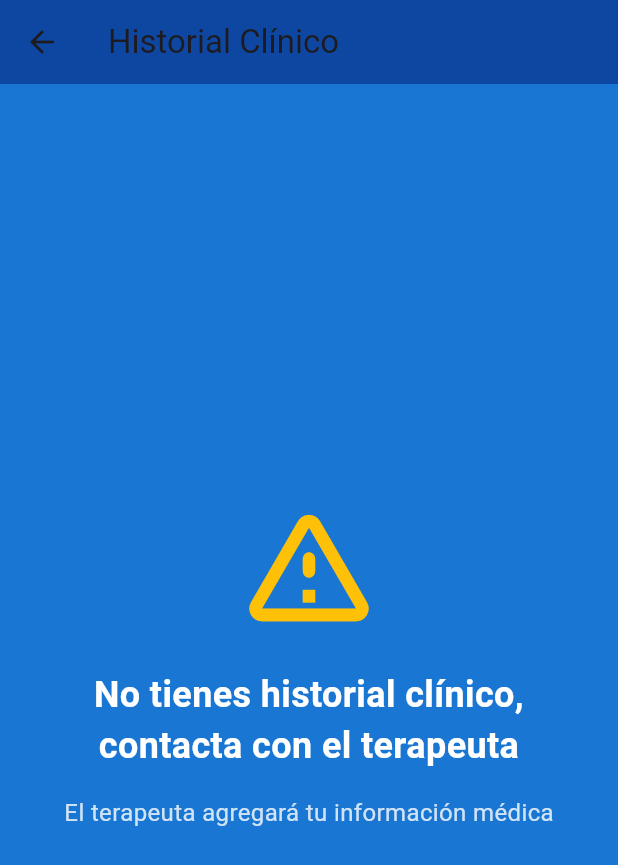
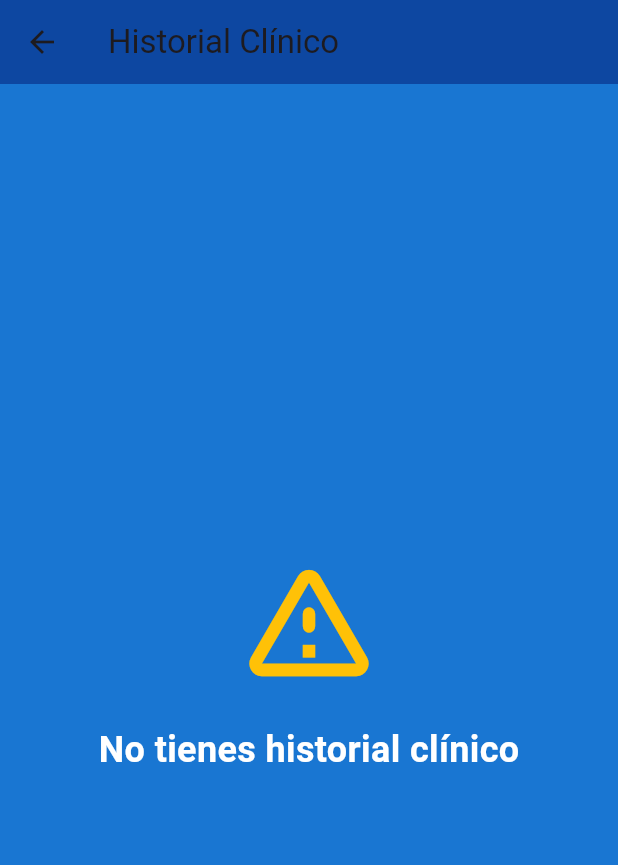
Before and after one commit to LEYENDARYCOMPANY2024/S.T.M-APP_MOVIL, a Flutter app: the HistorialClinicoReadOnlyView screen opened by its route, on a phone screen of 412 x 824 dp. Shown: the top 865 px of the screen. Run offline on Flutter 3.47's test engine with Material 3 defaults, Android fonts, the phone set to English and light mode, and no system bars; our stand-ins replace chewie, dio, flutter_dotenv, pdf, printing, shared_preferences and 2 more; missing offline and left inert: bcrypt; accounts and stored records are empty.

Commit message:
Historial clinico ya esta bien

```diff
--- a/app/lib/views/historial_clinico_view.dart
+++ b/app/lib/views/historial_clinico_view.dart
@@ -43,13 +43,7 @@ class _HistorialClinicoReadOnlyViewState extends State<HistorialClinicoReadOnlyV
             );
           }
 
-          // Verificar si hay datos en el historial
-          bool noHayDatos = viewModel.historialClinico == null ||
-              viewModel.historialClinico!.datosHistorialClinico.isEmpty ||
-              viewModel.historialClinico!.datosHistorialClinico.values
-                  .every((value) => value == null || value.toString().isEmpty);
-
-          if (noHayDatos) {
+          if (viewModel.historialClinico == null) {
             return Center(
               child: Column(
                 mainAxisAlignment: MainAxisAlignment.center,
@@ -60,24 +54,12 @@ class _HistorialClinicoReadOnlyViewState extends State<HistorialClinicoReadOnlyV
                     color: Colors.amber,
                   ),
                   const SizedBox(height: 20),
-                  Padding(
-                    padding: const EdgeInsets.symmetric(horizontal: 40),
-                    child: Text(
-                      'No tienes historial clínico,\ncontacta con el terapeuta',
-                      textAlign: TextAlign.center,
-                      style: TextStyle(
-                        color: Colors.white,
-                        fontSize: 24,
-                        fontWeight: FontWeight.bold,
-                      ),
-                    ),
-                  ),
-                  const SizedBox(height: 16),
                   Text(
-                    'El terapeuta agregará tu información médica',
+                    'No tienes historial clínico',
                     style: TextStyle(
-                      color: Colors.white.withOpacity(0.8),
-                      fontSize: 16,
+                      color: Colors.white,
+                      fontSize: 24,
+                      fontWeight: FontWeight.bold,
                     ),
                   ),
                 ],
```
Also changed, not shown: app/lib/viewmodels/historial_clinico_viewmodel.dart (+28 -6 lines).
